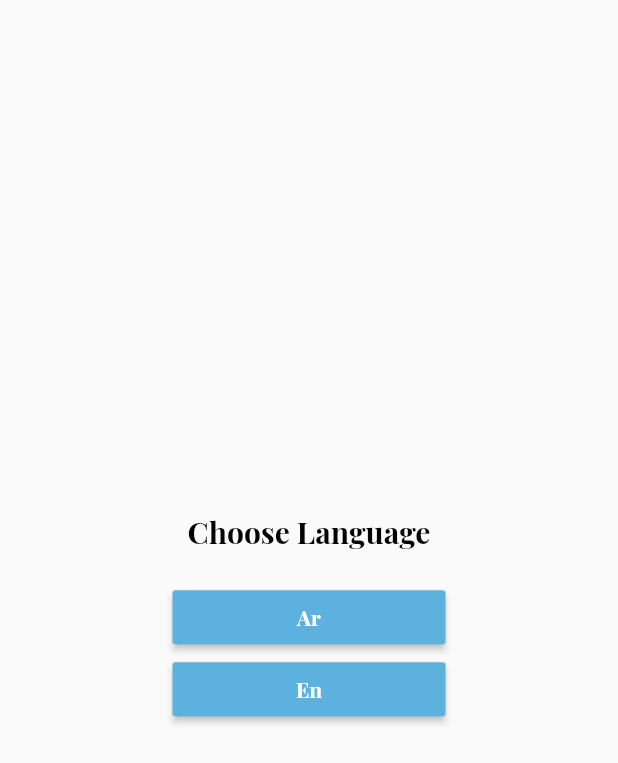
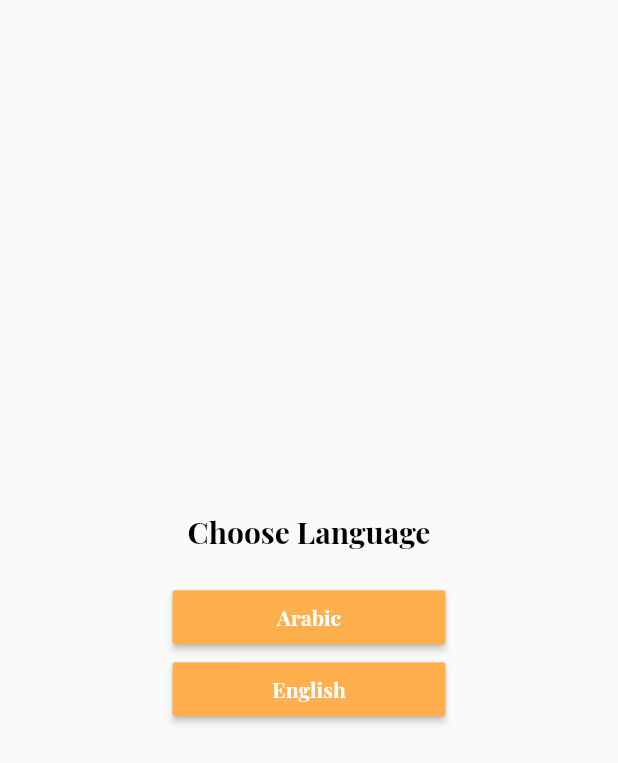
Before and after one commit to MosasaUnited/ecommerce, a Flutter app: the screen it shows after launch, on a phone screen of 412 x 824 dp. Shown: the top 763 px of the screen. Run offline on Flutter 3.47's test engine with Material 2 defaults, Android fonts, the phone set to English and light mode, and no system bars; our stand-ins replace get, shared_preferences.

Commit message:
Local Controller

```diff
--- a/lib/core/constant/color.dart
+++ b/lib/core/constant/color.dart
@@ -4,5 +4,5 @@ class AppColor{
   static const Color grey = Color(0xff515151);
   static const Color black = Color(0xff000000);
   static const Color backgroundColor = Color(0xffFFFFFF);
-  static const Color primaryColor = Color(0xff5DB1Df);
+  static const Color primaryColor = Color(0xffFFAF4E);
 }
--- a/lib/core/localization/changelocal.dart
+++ b/lib/core/localization/changelocal.dart
@@ -16,7 +16,6 @@ class LocaleController extends GetxController{
 
   @override
   void onInit() {
-
     String? sharedPrefLang = myServices.sharedPreferences.getString('lang');
     if(sharedPrefLang == 'ar'){
       language = const Locale('ar');
--- a/lib/core/localization/translation.dart
+++ b/lib/core/localization/translation.dart
@@ -1,4 +1,4 @@
-import 'package:get/get_navigation/src/root/internacionalization.dart';
+import 'package:get/get.dart';
 
 class MyTranslation extends Translations{
   @override
--- a/lib/main.dart
+++ b/lib/main.dart
@@ -2,12 +2,8 @@ import 'package:ecommerce/core/constant/color.dart';
 import 'package:ecommerce/core/localization/translation.dart';
 import 'package:ecommerce/core/services/services.dart';
 import 'package:ecommerce/view/screen/language.dart';
-import 'package:ecommerce/view/screen/onboarding.dart';
 import 'package:flutter/material.dart';
 import 'package:get/get.dart';
-import 'package:get/get_core/src/get_main.dart';
-import 'package:get/get_navigation/src/root/get_material_app.dart';
-
 import 'core/localization/changelocal.dart';
 import 'routes.dart';
 
--- a/lib/view/screen/language.dart
+++ b/lib/view/screen/language.dart
@@ -17,11 +17,11 @@ class Language extends GetView<LocaleController> {
             children: [
               Text('1'.tr, style:Theme.of(context).textTheme.headlineLarge),
               const SizedBox(height: 20,),
-              CustomButtonLang(textButton: 'Ar',onPressed: (){
+              CustomButtonLang(textButton: 'Arabic',onPressed: (){
                 controller.changeLang('ar');
                 Get.toNamed(AppRoute.onBoarding);
               }),
-              CustomButtonLang(textButton: 'En',onPressed: (){
+              CustomButtonLang(textButton: 'English',onPressed: (){
                 controller.changeLang('en');
                 Get.toNamed(AppRoute.onBoarding);
               }),
--- a/lib/view/widget/language/custombuttonlang.dart
+++ b/lib/view/widget/language/custombuttonlang.dart
@@ -13,7 +13,7 @@ class CustomButtonLang extends StatelessWidget {
       child: MaterialButton(
         color: AppColor.primaryColor,
         textColor: Colors.white,
-        onPressed: (){},
+        onPressed: onPressed,
         child: Text(textButton, style: const TextStyle(fontWeight: FontWeight.bold),),
       ),
 
```
